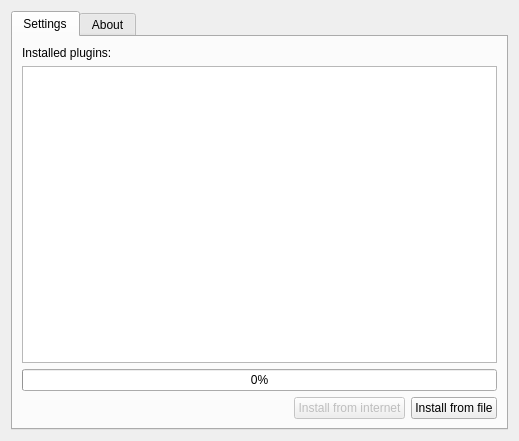
Old version of the form ui/settings.ui in the repository euroelessar/qutim.
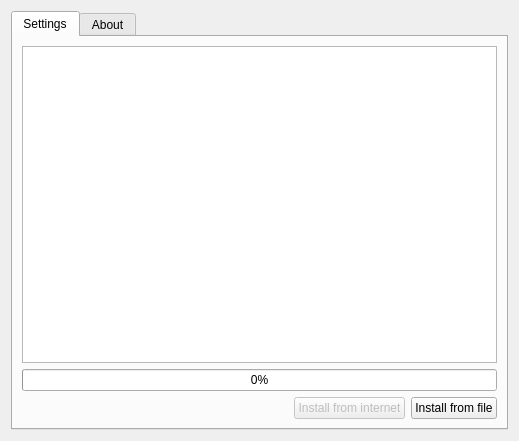
New version of the form. Icons and pictures are not drawn.

Commit message: Insert treemodel view

What changed in the file:
```diff
--- a/ui/settings.ui
+++ b/ui/settings.ui
@@ -24,14 +24,7 @@
        <string>Settings</string>
       </attribute>
       <layout class="QGridLayout" name="gridLayout_3">
-       <item row="1" column="0" colspan="3">
-        <widget class="QLabel" name="label">
-         <property name="text">
-          <string>Installed plugins:</string>
-         </property>
-        </widget>
-       </item>
-       <item row="4" column="0">
+       <item row="3" column="0">
         <spacer name="horizontalSpacer">
          <property name="orientation">
           <enum>Qt::Horizontal</enum>
@@ -76,8 +69,8 @@
          </property>
         </widget>
        </item>
-       <item row="2" column="0" colspan="3">
-        <widget class="QListWidget" name="listWidget"/>
+       <item row="1" column="0" colspan="3">
+        <widget class="QTreeView" name="treeView"/>
        </item>
       </layout>
      </widget>
```
Left out of the diff: 6 changed lines with no effect on the pictures. The commit also changes 10 other files.
